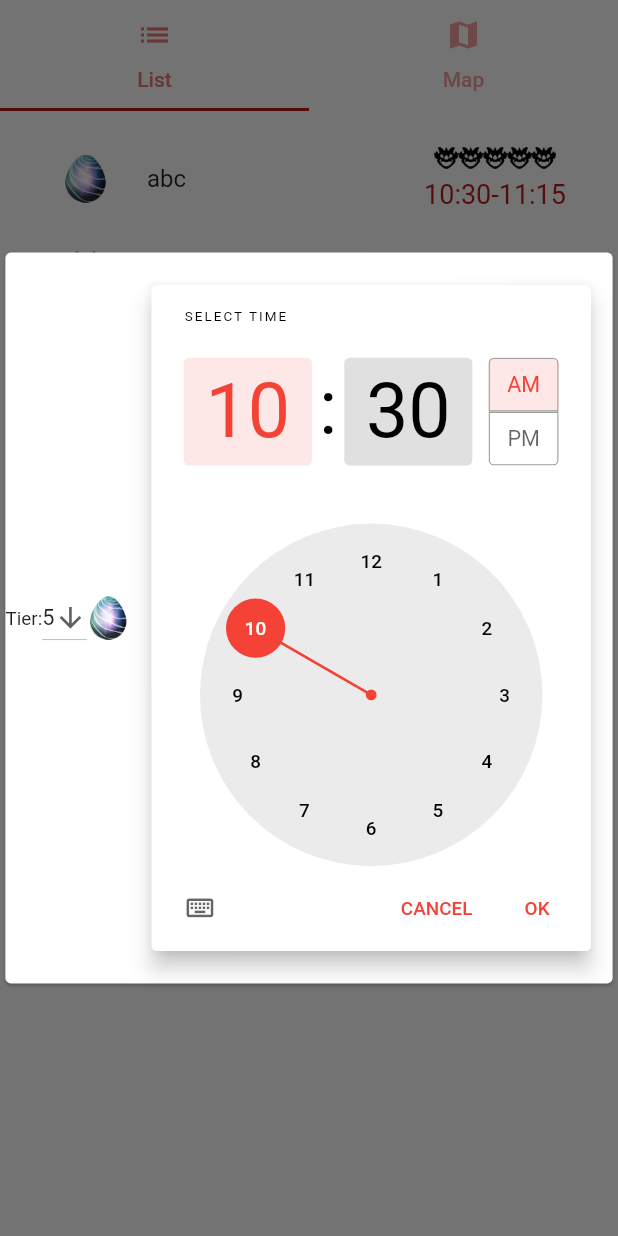
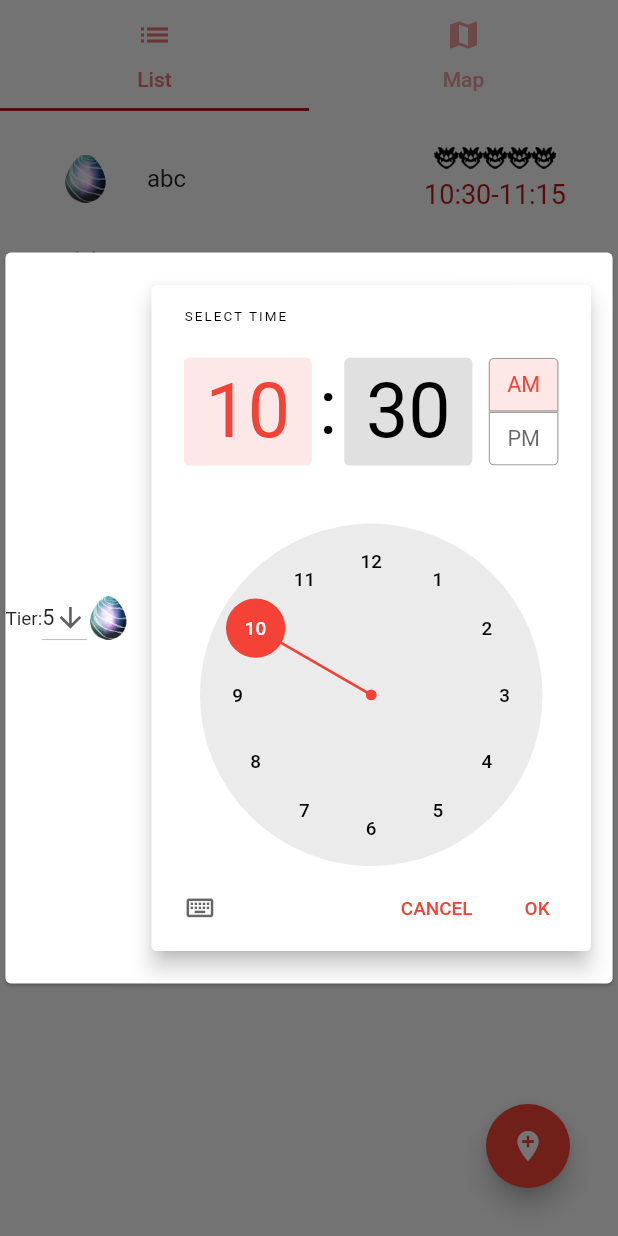
Before and after one commit to ezelking/Go-Coordinator, a Flutter app: the screen it shows after launch, after a tap on the "alarm add" icon, on a phone screen of 412 x 824 dp. Run offline on Flutter 3.47's test engine with Material 2 defaults, Android fonts, the phone set to English and light mode, and no system bars.

Commit message:
Add gym floating action button; bug fix end time calculation

```diff
--- a/flutter_app/lib/alerts/report_raid_alert.dart
+++ b/flutter_app/lib/alerts/report_raid_alert.dart
@@ -22,10 +22,8 @@ class ReportRaidAlert {
         );
       },
     );
-    DateTime today = DateTime.now().toUtc();
     _raid.startTime = Constants.convertDateTime(selectedTime);
-    _raid.endTime = Constants.convertDateTime(selectedTime.replacing(
-        hour: selectedTime.hour, minute: selectedTime.minute + 45));
+    _raid.endTime = _raid.startTime.add(Duration(minutes: 45));
     return _raid;
   }
 }
--- a/flutter_app/lib/screens/raid_list_page.dart
+++ b/flutter_app/lib/screens/raid_list_page.dart
@@ -14,6 +14,13 @@ class RaidListPage extends StatelessWidget {
   Widget build(BuildContext context) {
     var gyms = context.watch<RaidProvider>().gyms;
     return Scaffold(
+      floatingActionButton: FloatingActionButton(
+        onPressed: () {
+          Provider.of<RaidProvider>(context, listen: false)
+              .addGym(0.0, 0.0, 'New Gym');
+        },
+        child: Icon(Icons.add_location),
+      ),
       body: ListView.builder(
           itemCount: gyms.length,
           itemBuilder: (BuildContext context, int index) {
```
Also changed, not shown: flutter_app/lib/providers/raid_provider.dart (+8 -0 lines).
